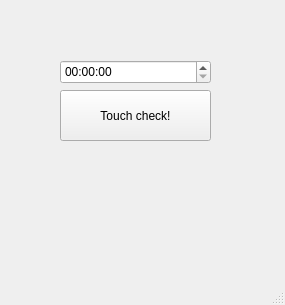
Old version of the form src/window.ui in the repository Sigma93-cc/systemAnalyzator.
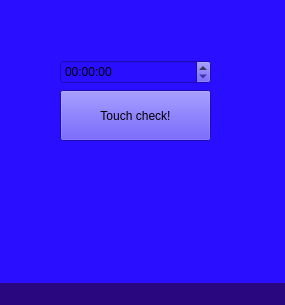
New version of the form.

What changed in the file:
```diff
--- a/src/window.ui
+++ b/src/window.ui
@@ -13,7 +13,13 @@
   <property name="windowTitle">
    <string>MainWindow</string>
   </property>
+  <property name="styleSheet">
+   <string notr="true">background-color: rgb(41, 7, 127);</string>
+  </property>
   <widget class="QWidget" name="centralwidget">
+   <property name="styleSheet">
+    <string notr="true">background-color: rgb(42, 14, 255)</string>
+   </property>
    <widget class="QPushButton" name="touchPushed">
     <property name="geometry">
      <rect>
```
